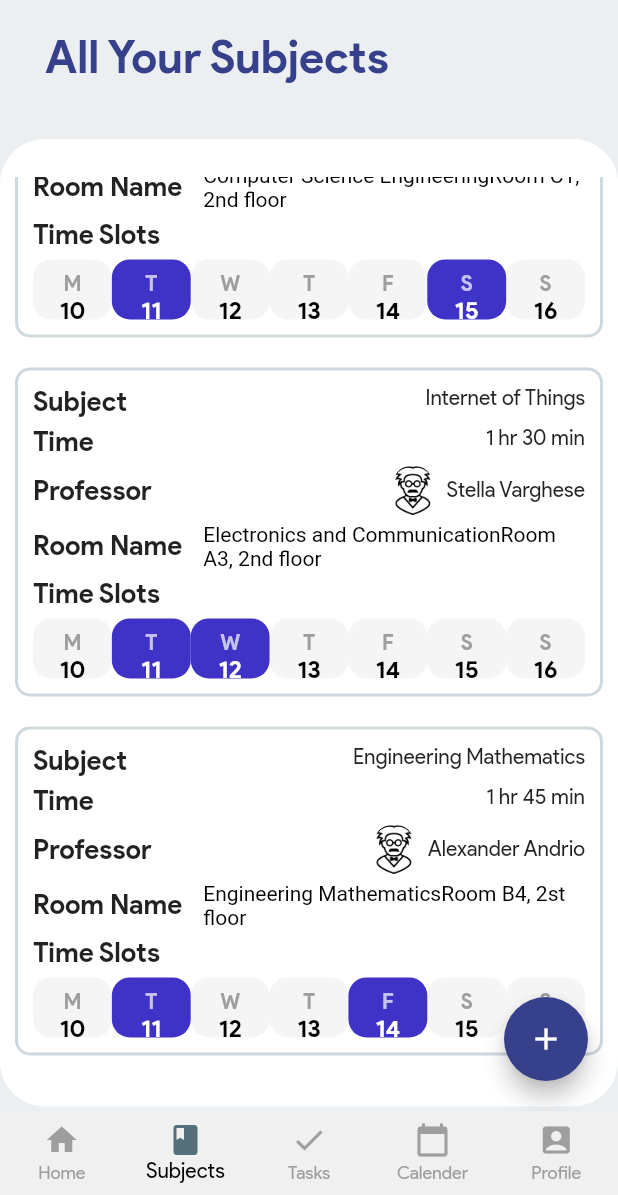
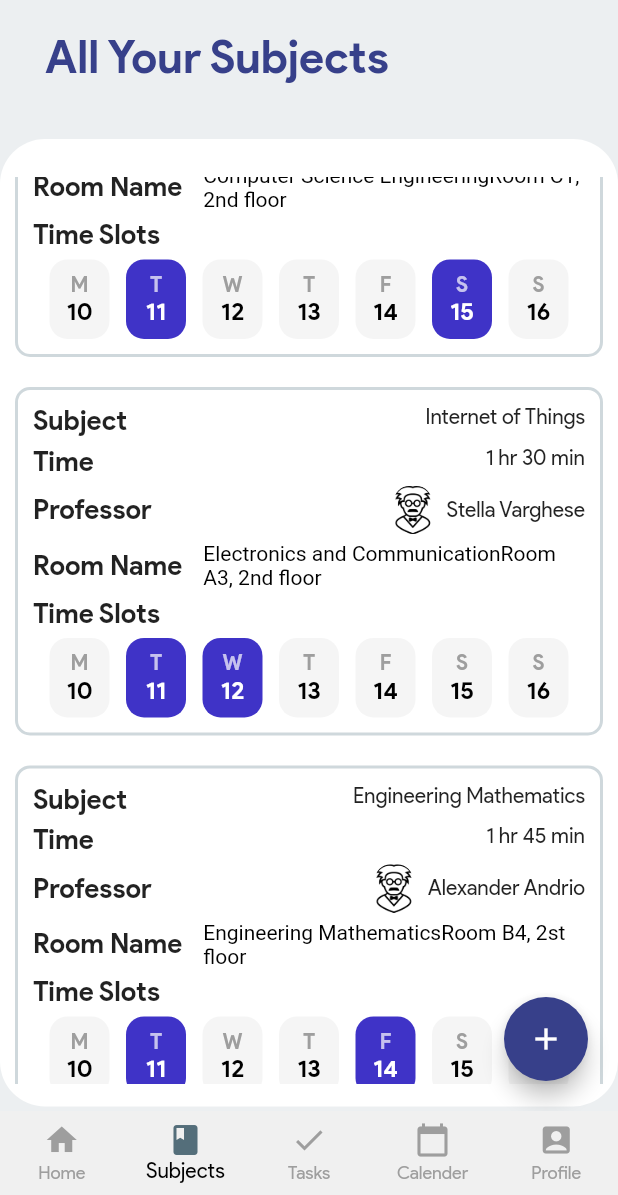
Before and after one commit to RoshanJose7/remind_me, a Flutter app: the MainApp screen opened directly, item 2 of the bottom bar chosen, scrolled down 112 dp, on a phone screen of 412 x 824 dp, the part 41-1236 px from its top. Run offline on Flutter 3.47's test engine with Material 2 defaults, Android fonts, the phone set to English and light mode, and no system bars; our stand-ins replace liquid_swipe.

Commit message:
Fix: OverFlow

```diff
--- a/lib/components/SubjectCard.dart
+++ b/lib/components/SubjectCard.dart
@@ -162,14 +162,12 @@ class SubjectCard extends StatelessWidget {
             mainAxisAlignment: MainAxisAlignment.spaceEvenly,
             children: [
               for (int i = 0; i < 7; i++)
-                Expanded(
-                  child: Container(
-                    width: 30,
-                    height: 40,
+                Container(
+                  width: 40,
+                  height: 53,
                   child: TextButton(
                     style: ButtonStyle(
-                        shape:
-                            MaterialStateProperty.all<RoundedRectangleBorder>(
+                      shape: MaterialStateProperty.all<RoundedRectangleBorder>(
                         RoundedRectangleBorder(
                           borderRadius: BorderRadius.circular(12),
                         ),
@@ -211,7 +209,6 @@ class SubjectCard extends StatelessWidget {
                     ),
                   ),
                 ),
-                ),
             ],
           ),
         ],
```
Lines whose indentation alone changed are shown as unchanged.
